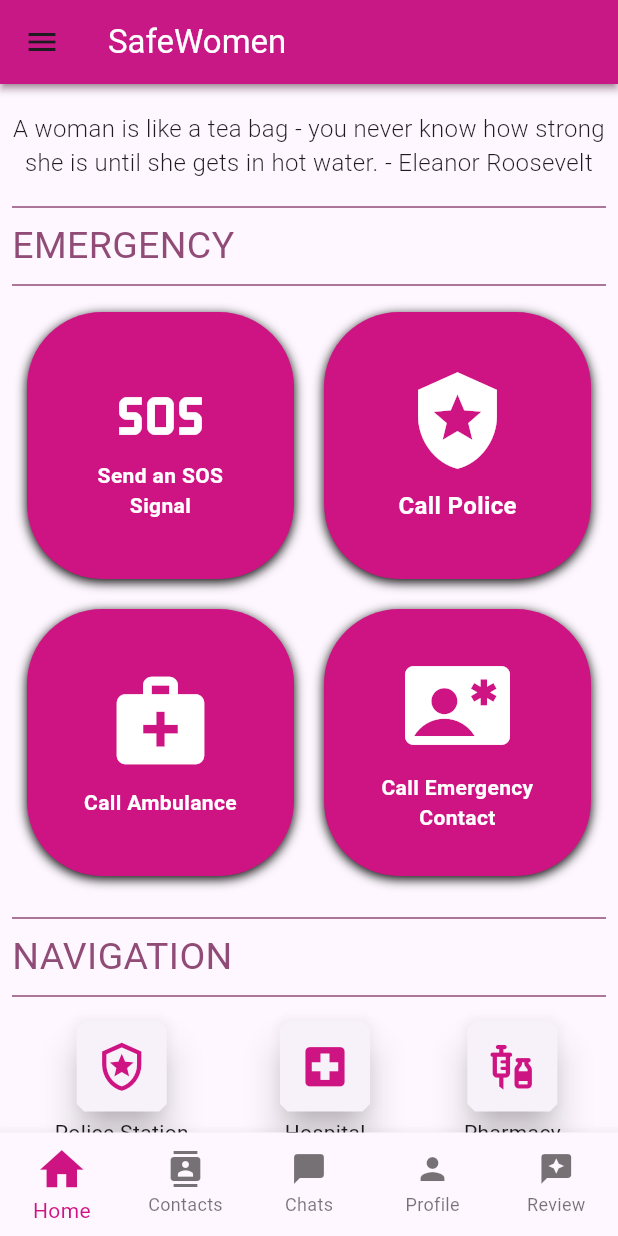
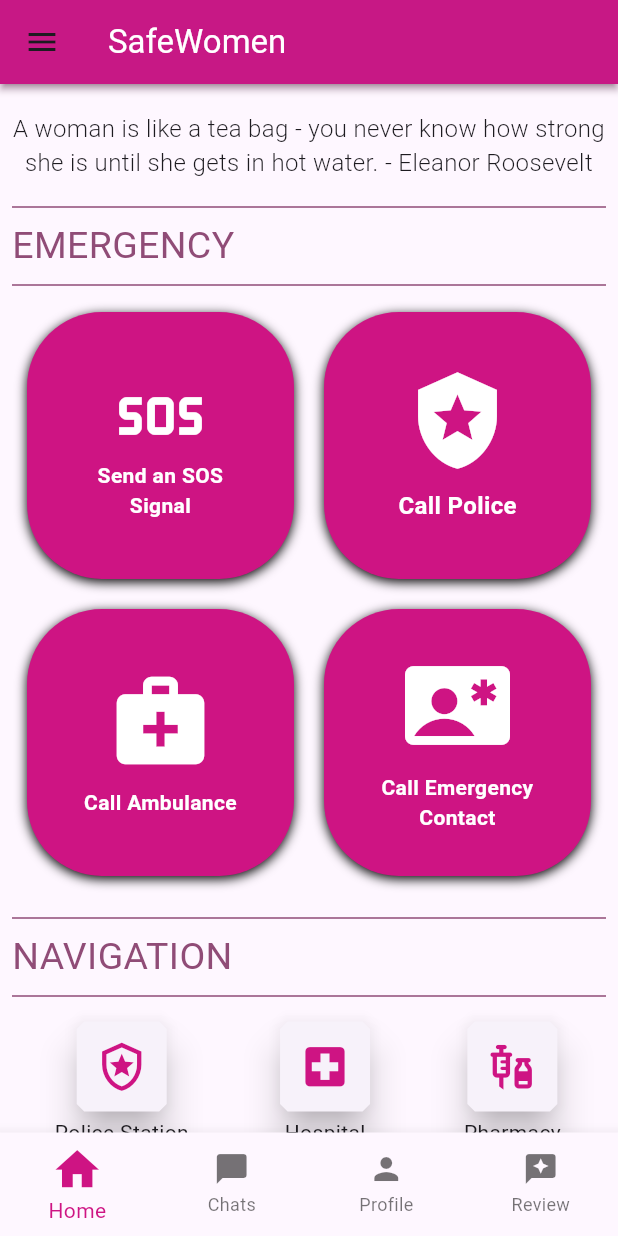
Before and after one commit to angelElizabethBerly/women_safety_app, a Flutter app: the BottomNavWidget screen opened directly, on a phone screen of 412 x 824 dp. Run offline on Flutter 3.47's test engine with Material 3 defaults, Android fonts, the phone set to English and light mode, and no system bars; our stand-ins replace carousel_slider, cloud_firestore, firebase_auth, firebase_core, fluttertoast, shared_preferences; missing offline and left inert: flutter_phone_direct_caller; accounts and stored records are empty; network calls fail.

Commit message:
contacts deleted

```diff
--- a/lib/view/user_screens/bottom_navigation/bottom_navigation_widget.dart
+++ b/lib/view/user_screens/bottom_navigation/bottom_navigation_widget.dart
@@ -5,7 +5,6 @@ import 'package:provider/provider.dart';
 import 'package:women_safety_app/controller/bottom_navigation_controller.dart';
 import 'package:women_safety_app/utils/color_constants.dart';
 import 'package:women_safety_app/view/user_screens/chat_screen/chat_screen.dart';
-import 'package:women_safety_app/view/user_screens/contact_screen/contact_screen.dart';
 import 'package:women_safety_app/view/user_screens/home_screen/home_screen.dart';
 import 'package:women_safety_app/view/user_screens/profile_screen/profile_screen.dart';
 import 'package:women_safety_app/view/user_screens/review_screen/review_screen.dart';
@@ -20,7 +19,6 @@ class BottomNavWidget extends StatefulWidget {
 class _BottomNavWidgetState extends State<BottomNavWidget> {
   List<Widget> pages = [
     HomeScreen(),
-    ContactScreen(),
     ChatScreen(),
     ProfileScreen(),
     ReviewScreen()
@@ -42,8 +40,6 @@ class _BottomNavWidgetState extends State<BottomNavWidget> {
           items: [
             BottomNavigationBarItem(icon: Icon(Icons.home), label: "Home"),
             BottomNavigationBarItem(
-                icon: Icon(Icons.contacts), label: "Contacts"),
-            BottomNavigationBarItem(
                 icon: Icon(Icons.chat_bubble), label: "Chats"),
             BottomNavigationBarItem(icon: Icon(Icons.person), label: "Profile"),
             BottomNavigationBarItem(icon: Icon(Icons.reviews), label: "Review")
```
Also changed, not shown: lib/view/user_screens/contact_screen/contact_screen.dart (deleted, +0 -20 lines).
